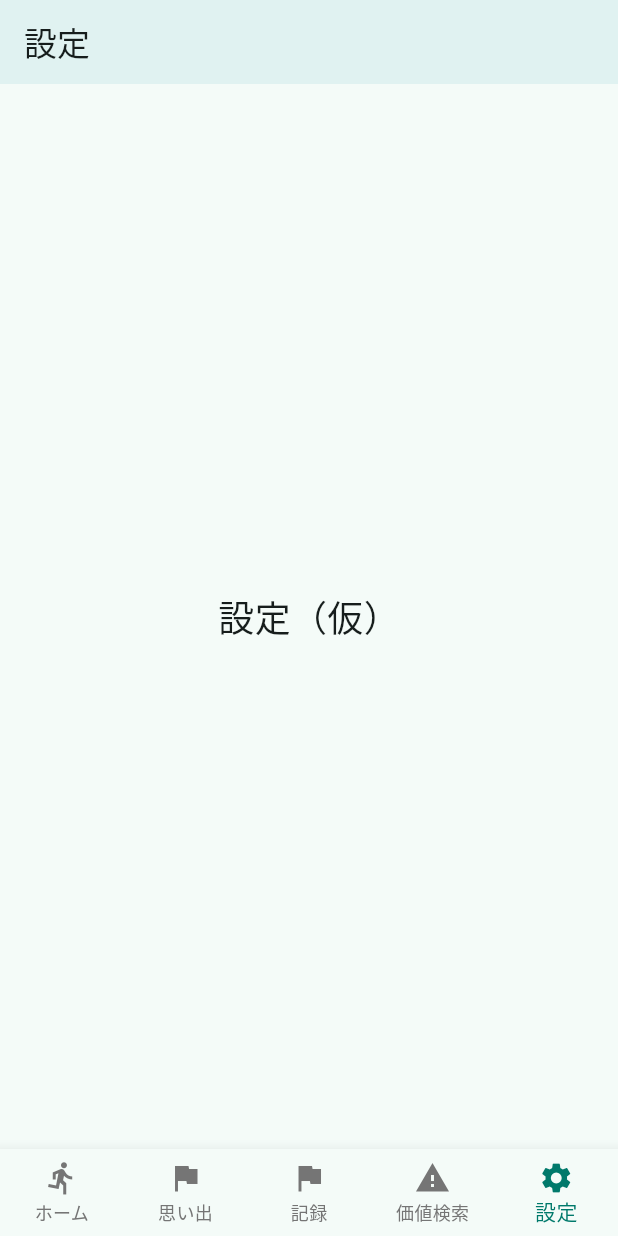
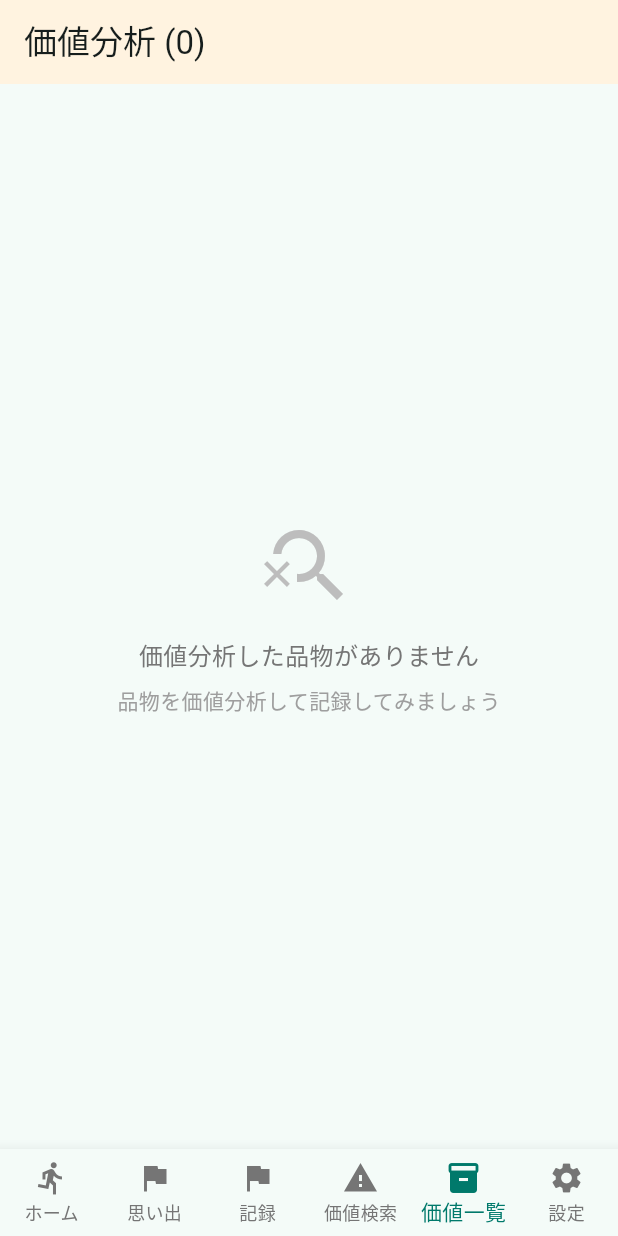
Before and after one commit to team-nup/2025-katazuke-frontend-app-ai-agent-hackathon, a Flutter app: the screen it shows after launch, item 5 of the bottom bar chosen, on a phone screen of 412 x 824 dp. Run offline on Flutter 3.47's test engine with Material 3 defaults, Android fonts, the phone set to English and light mode, and no system bars; our stand-ins replace image_picker, sqflite; accounts and stored records are empty.

Commit message:
価値閲覧用の画面作成

```diff
--- a/lib/features/screen/main/main_screen.dart
+++ b/lib/features/screen/main/main_screen.dart
@@ -1,5 +1,6 @@
 import 'package:flutter/material.dart';
-import 'package:okataduke/features/screen/item_value_search/containers/value_search_create_container.dart';
+import 'package:okataduke/features/screen/value_search/containers/value_search_create_container.dart';
+import 'package:okataduke/features/screen/value_view/containers/value_list_container.dart';
 import 'package:okataduke/features/screen/home/containers/home_container.dart';
 import 'package:okataduke/features/screen/memory_view/containers/memory_list_container.dart';
 import 'package:okataduke/features/screen/memory_record/containers/record_create_container.dart';
@@ -20,6 +21,7 @@ class _MainScreenState extends State<MainScreen> {
     const MemoryListContainer(),
     const RecordCreateContainer(),
     const ValueSearchCreateContainer(),
+    const ValueListContainer(),
     const SettingPage(),
   ];
 
@@ -55,6 +57,10 @@ class _MainScreenState extends State<MainScreen> {
             label: '価値検索',
           ),
           BottomNavigationBarItem(
+            icon: Icon(Icons.inventory),
+            label: '価値一覧',
+          ),
+          BottomNavigationBarItem(
             icon: Icon(Icons.settings),
             label: '設定',
           ),
--- /dev/null
+++ b/lib/features/screen/value_view/components/list/value_list.dart
@@ -0,0 +1,72 @@
+import 'package:flutter/material.dart';
+import 'package:okataduke/core/models/DB/value_search.dart';
+import 'value_item.dart';
+
+class ValueList extends StatelessWidget {
+  final List<ValueSearch> values;
+  final bool isLoading;
+  final VoidCallback onRefresh;
+  final VoidCallback onValueUpdated;
+
+  const ValueList({
+    super.key,
+    required this.values,
+    required this.isLoading,
+    required this.onRefresh,
+    required this.onValueUpdated,
+  });
+
+  @override
+  Widget build(BuildContext context) {
+    if (isLoading) {
+      return const Center(
+        child: CircularProgressIndicator(),
+      );
+    }
+
+    if (values.isEmpty) {
+      return Center(
+        child: Column(
+          mainAxisAlignment: MainAxisAlignment.center,
+          children: [
+            Icon(
+              Icons.search_off,
+              size: 64,
+              color: Colors.grey[400],
+            ),
+            const SizedBox(height: 16),
+            Text(
+              '価値分析した品物がありません',
+              style: TextStyle(
+                fontSize: 16,
+                color: Colors.grey[600],
+              ),
+            ),
+            const SizedBox(height: 8),
+            Text(
+              '品物を価値分析して記録してみましょう',
+              style: TextStyle(
+                fontSize: 14,
+                color: Colors.grey[500],
+              ),
+            ),
+          ],
+        ),
+      );
+    }
+
+    return RefreshIndicator(
+      onRefresh: () async => onRefresh(),
+      child: ListView.builder(
+        itemCount: values.length,
+        itemBuilder: (context, index) {
+          final value = values[index];
+          return ValueItem(
+            valueSearch: value,
+            onTap: onValueUpdated,
+          );
+        },
+      ),
+    );
+  }
+}
--- /dev/null
+++ b/lib/features/screen/value_view/containers/value_list_container.dart
@@ -0,0 +1,61 @@
+import 'package:flutter/material.dart';
+import 'package:okataduke/core/database/repositories/value_search_repository.dart';
+import 'package:okataduke/core/models/DB/value_search.dart';
+
+import '../pages/value_list_page.dart';
+
+class ValueListContainer extends StatefulWidget {
+  const ValueListContainer({super.key});
+
+  @override
+  State<ValueListContainer> createState() => _ValueListContainerState();
+}
+
+class _ValueListContainerState extends State<ValueListContainer> {
+  List<ValueSearch> _values = [];
+  bool _isLoading = true;
+  int _totalCount = 0;
+
+  @override
+  void initState() {
+    super.initState();
+    _loadValues();
+  }
+
+  Future<void> _loadValues() async {
+    setState(() => _isLoading = true);
+
+    try {
+      final totalCount = await ValueSearchRepository.count();
+      final values = await ValueSearchRepository.findAll();
+
+      setState(() {
+        _values = values;
+        _totalCount = totalCount;
+        _isLoading = false;
+      });
+    } catch (e) {
+      setState(() => _isLoading = false);
+      if (mounted) {
+        ScaffoldMessenger.of(context).showSnackBar(
+          SnackBar(content: Text('データ読み込みエラー: $e')),
+        );
+      }
+    }
+  }
+
+  void _onValueUpdated() {
+    _loadValues();
+  }
+
+  @override
+  Widget build(BuildContext context) {
+    return ValueListPage(
+      values: _values,
+      isLoading: _isLoading,
+      totalCount: _totalCount,
+      onRefresh: _loadValues,
+      onValueUpdated: _onValueUpdated,
+    );
+  }
+}
--- /dev/null
+++ b/lib/features/screen/value_view/pages/value_list_page.dart
@@ -0,0 +1,36 @@
+import 'package:flutter/material.dart';
+import 'package:okataduke/core/models/DB/value_search.dart';
+import '../components/list/value_list.dart';
+
+class ValueListPage extends StatelessWidget {
+  final List<ValueSearch> values;
+  final bool isLoading;
+  final int totalCount;
+  final VoidCallback onRefresh;
+  final VoidCallback onValueUpdated;
+
+  const ValueListPage({
+    super.key,
+    required this.values,
+    required this.isLoading,
+    required this.totalCount,
+    required this.onRefresh,
+    required this.onValueUpdated,
+  });
+
+  @override
+  Widget build(BuildContext context) {
+    return Scaffold(
+      appBar: AppBar(
+        title: Text('価値分析 ($totalCount)'),
+        backgroundColor: Colors.orange.shade50,
+      ),
+      body: ValueList(
+        values: values,
+        isLoading: isLoading,
+        onRefresh: onRefresh,
+        onValueUpdated: onValueUpdated,
+      ),
+    );
+  }
+}
```
Also changed, not shown: lib/features/screen/value_view/components/detail/value_images.dart (added, +112 -0 lines), lib/features/screen/value_view/components/detail/value_info.dart (added, +115 -0 lines), lib/features/screen/value_view/components/list/value_item.dart (added, +157 -0 lines), lib/features/screen/value_view/containers/value_detail_container.dart (added, +95 -0 lines), lib/features/screen/value_view/pages/value_detail_page.dart (added, +62 -0 lines), lib/features/screen/value_search/components/shared/value_search_form.dart (renamed from lib/features/screen/item_value_search/components/shared/value_search_form.dart), lib/features/screen/value_search/containers/value_search_create_container.dart (renamed from lib/features/screen/item_value_search/containers/value_search_create_container.dart), lib/features/screen/value_search/pages/value_search_create_page.dart (renamed from lib/features/screen/item_value_search/pages/value_search_create_page.dart), lib/features/screen/value_search/utils/create/value_search_factory.dart (renamed from lib/features/screen/item_value_search/utils/create/value_search_factory.dart), lib/features/screen/value_search/utils/shared/value_search_service.dart (renamed from lib/features/screen/item_value_search/utils/shared/value_search_service.dart), lib/features/screen/value_search/utils/shared/value_search_validator.dart (renamed from lib/features/screen/item_value_search/utils/shared/value_search_validator.dart).
